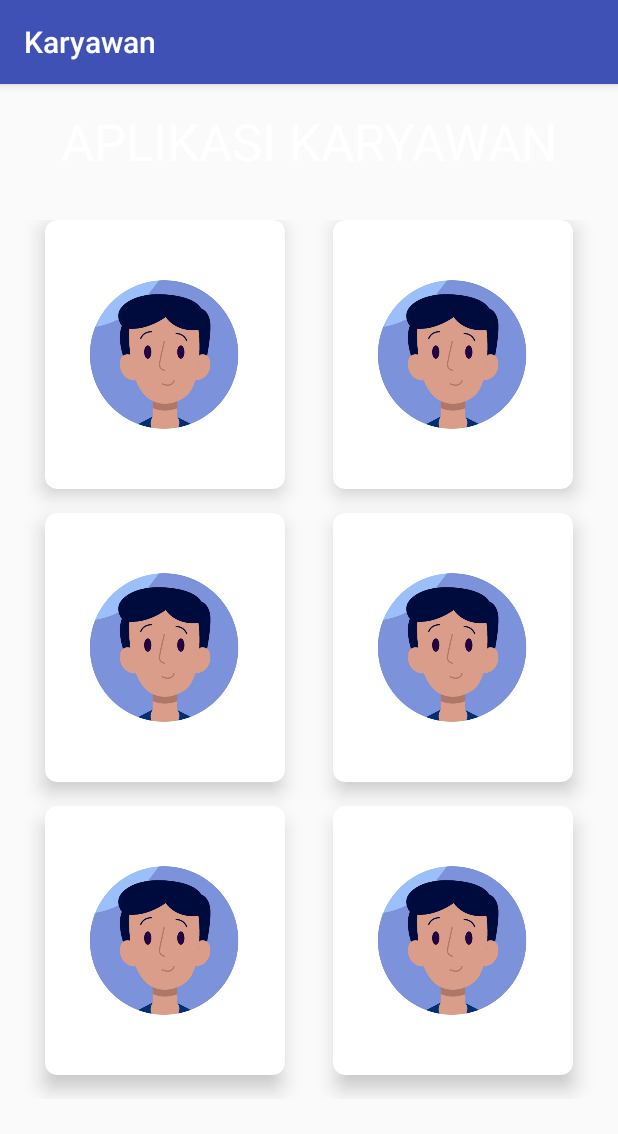
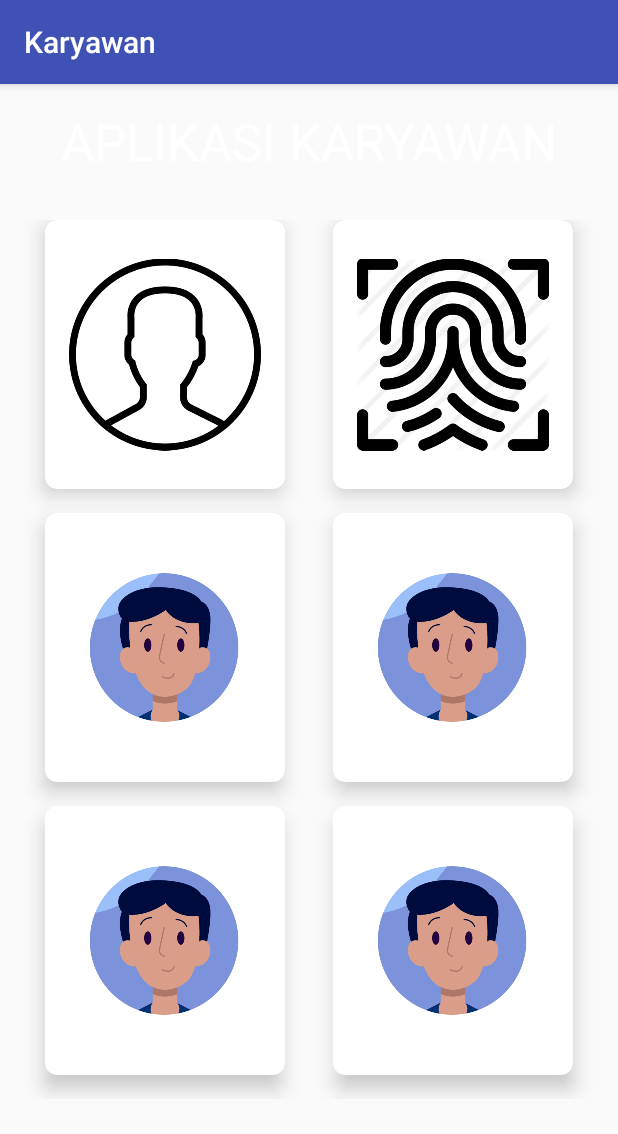
Before and after one commit to Wulantoro/Karyawan, an Android app: the HomeActivity screen opened directly, with no data from a screen before it, on a phone screen of 412 x 824 dp. Shown: the top 1134 px of the screen. Run offline under Robolectric (Android 15) with nearby library versions, the phone set to English and light mode, and no system bars.

Commit message:
21-02-10

```diff
--- a/app/src/main/res/layout/activity_home.xml
+++ b/app/src/main/res/layout/activity_home.xml
@@ -6,11 +6,13 @@
     xmlns:app="http://schemas.android.com/apk/res-auto"
     android:orientation="vertical"
     android:weightSum="10"
+    android:src="@drawable/bell"
     tools:context=".Activity.HomeActivity">
 
     <RelativeLayout
         android:layout_weight="1"
         android:layout_width="match_parent"
+        android:src="@drawable/bcg"
         android:layout_height="0dp">
 
         <TextView
@@ -19,6 +21,7 @@
             android:textColor="@color/white"
             android:layout_height="wrap_content"
             android:layout_centerInParent="true"
+            android:src="@drawable/bell"
             android:textSize="34sp"
             android:text="APLIKASI KARYAWAN"/>
     </RelativeLayout>
@@ -57,7 +60,7 @@
 
                 <ImageView
                     android:id="@+id/ivuser"
-                    android:src="@drawable/user"
+                    android:src="@drawable/user4"
                     android:layout_gravity="center_horizontal"
                     android:layout_width="wrap_content"
                     android:layout_height="wrap_content"
@@ -98,7 +101,7 @@
                 android:layout_height="wrap_content">
 
                 <ImageView
-                    android:src="@drawable/user"
+                    android:src="@drawable/finger"
                     android:layout_gravity="center_horizontal"
                     android:layout_width="wrap_content"
                     android:layout_height="wrap_content"/>
```
Also changed, not shown: app/src/main/res/drawable/bcg.png (added), app/src/main/res/drawable/finger.png (added), app/src/main/res/drawable/fingerprint.png (added), app/src/main/res/drawable/user2.png (added), app/src/main/res/drawable/user3.png (added), app/src/main/res/drawable/user4.png (added).
